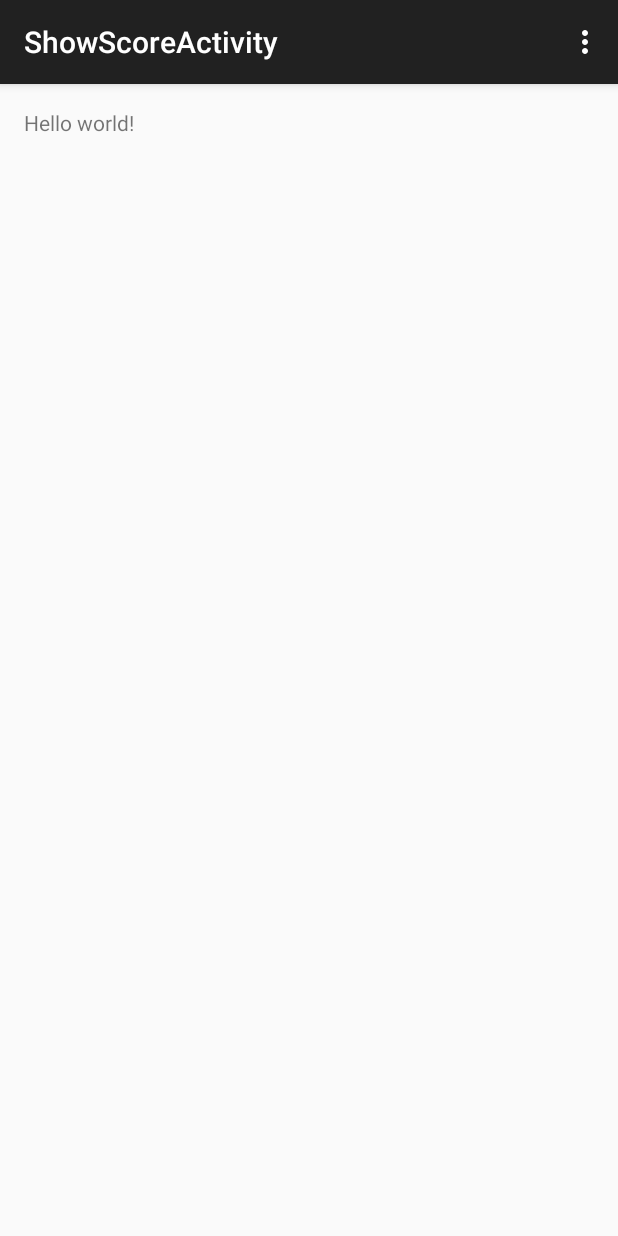
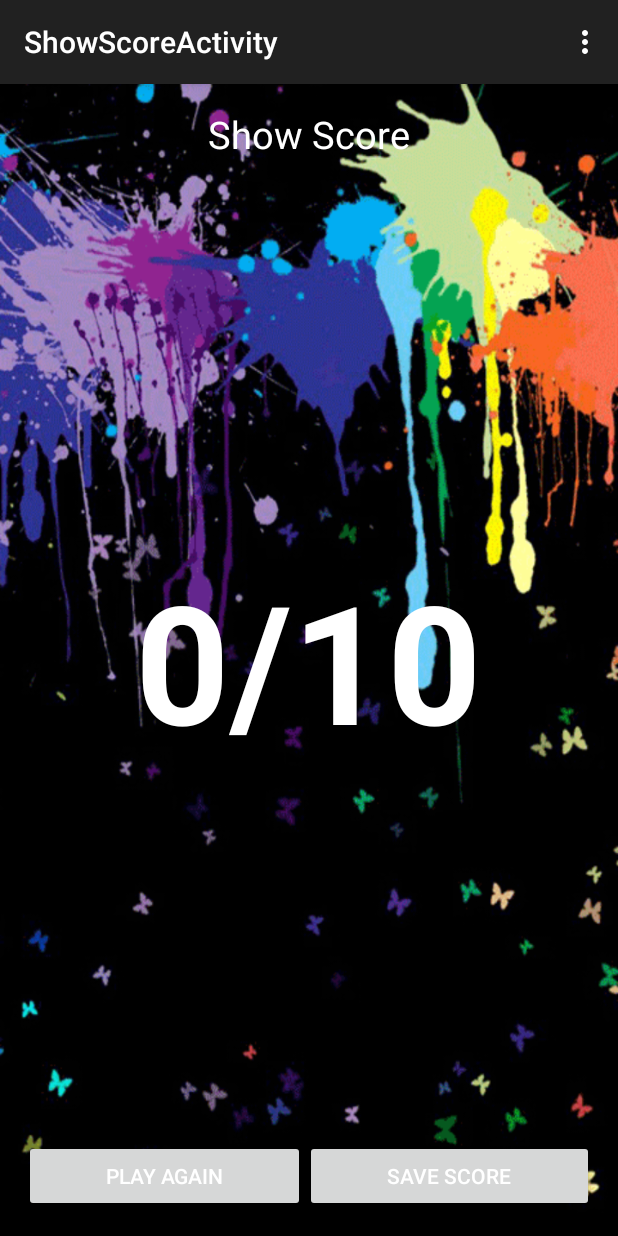
Before and after one commit to masterUNG/RusIshihara, an Android app: the ShowScoreActivity screen opened directly, with no data from a screen before it, on a phone screen of 412 x 824 dp. Run offline under Robolectric (Android 15) with nearby library versions, the phone set to English and light mode, and no system bars; 1 statement that could not run was skipped.

Commit message:
Finish 1

```diff
--- a/app/src/main/java/appewtc/masterung/rusishihara/MainActivity.java
+++ b/app/src/main/java/appewtc/masterung/rusishihara/MainActivity.java
@@ -22,7 +22,7 @@ public class MainActivity extends ActionBarActivity {
     private RadioGroup ragChoice;
     private RadioButton radChoice1, radChoice2, radChoice3, radChoice4;
     private Button btnAnswer;
-    private int intRadio, intIndex;
+    private int intRadio, intIndex, intScore;
     private MyModel objMyModel;
 
 
@@ -137,11 +137,27 @@ public class MainActivity extends ActionBarActivity {
 
         } else {
 
+            checkScore();
+
             checkTimes();
+
+            ragChoice.clearCheck();
 
         }
 
     }   // checkZero
+
+    private void checkScore() {
+
+        int intAnswerTrue[] = new int[]{1, 2, 3, 1, 2, 3, 1, 2, 4, 4};
+        int intUserChoose[] = new int[10];
+        intUserChoose[intIndex] = intRadio;
+
+        if (intUserChoose[intIndex] == intAnswerTrue[intIndex]) {
+            intScore++;
+        }
+
+    }
 
     private void checkTimes() {
 
@@ -149,6 +165,9 @@ public class MainActivity extends ActionBarActivity {
 
             //Intent to ShowScore
             Intent objIntent = new Intent(MainActivity.this, ShowScoreActivity.class);
+
+            objIntent.putExtra("Score", intScore);
+
             startActivity(objIntent);
             finish();
 
--- a/app/src/main/java/appewtc/masterung/rusishihara/ShowScoreActivity.java
+++ b/app/src/main/java/appewtc/masterung/rusishihara/ShowScoreActivity.java
@@ -1,17 +1,42 @@
 package appewtc.masterung.rusishihara;
 
+import android.content.Intent;
 import android.support.v7.app.ActionBarActivity;
 import android.os.Bundle;
 import android.view.Menu;
 import android.view.MenuItem;
+import android.view.View;
+import android.widget.TextView;
 
 
 public class ShowScoreActivity extends ActionBarActivity {
+
+    //Explicit
+    private TextView txtShowScore;
 
     @Override
     protected void onCreate(Bundle savedInstanceState) {
         super.onCreate(savedInstanceState);
         setContentView(R.layout.activity_show_score);
+
+        //Bind Widget
+        txtShowScore = (TextView) findViewById(R.id.txtShowScore);
+
+        //Receive From Main Activity
+        int intMyScore = getIntent().getExtras().getInt("Score");
+        txtShowScore.setText(Integer.toString(intMyScore) + "/10" );
+
+    }   //onCreate
+
+    public void clickPlay(View view) {
+
+        Intent objIntent = new Intent(ShowScoreActivity.this, MainActivity.class);
+        startActivity(objIntent);
+        finish();
+    }
+
+    public void clickSave(View view) {
+
     }
 
     @Override
@@ -35,4 +60,4 @@ public class ShowScoreActivity extends ActionBarActivity {
 
         return super.onOptionsItemSelected(item);
     }
-}
+}   // Main Class
--- a/app/src/main/res/layout/activity_show_score.xml
+++ b/app/src/main/res/layout/activity_show_score.xml
@@ -4,9 +4,48 @@
     android:paddingRight="@dimen/activity_horizontal_margin"
     android:paddingTop="@dimen/activity_vertical_margin"
     android:paddingBottom="@dimen/activity_vertical_margin"
-    tools:context="appewtc.masterung.rusishihara.ShowScoreActivity">
+    tools:context="appewtc.masterung.rusishihara.ShowScoreActivity"
+    android:background="@drawable/bg22">
 
-    <TextView android:text="@string/hello_world" android:layout_width="wrap_content"
-        android:layout_height="wrap_content" />
+    <TextView android:text="Show Score" android:layout_width="wrap_content"
+        android:layout_height="wrap_content"
+        android:textSize="@dimen/h1"
+        android:layout_centerHorizontal="true"
+        android:textColor="@color/text1" />
+
+    <TextView
+        android:layout_width="wrap_content"
+        android:layout_height="wrap_content"
+        android:text="8/10"
+        android:id="@+id/txtShowScore"
+        android:textSize="110dp"
+        android:textStyle="bold"
+        android:layout_centerInParent="true"
+        android:textColor="@color/text1" />
+
+    <LinearLayout
+        android:orientation="horizontal"
+        android:layout_width="match_parent"
+        android:layout_height="wrap_content"
+        android:layout_alignParentBottom="true">
+
+        <Button
+            android:layout_width="wrap_content"
+            android:layout_height="wrap_content"
+            android:text="Play Again"
+            android:onClick="clickPlay"
+            android:id="@+id/button2"
+            android:layout_weight="1"
+            android:textColor="@color/text1" />
+
+        <Button
+            android:layout_width="wrap_content"
+            android:layout_height="wrap_content"
+            android:text="Save Score"
+            android:onClick="clickSave"
+            android:id="@+id/button3"
+            android:layout_weight="1"
+            android:textColor="@color/text1" />
+    </LinearLayout>
 
 </RelativeLayout>
```
